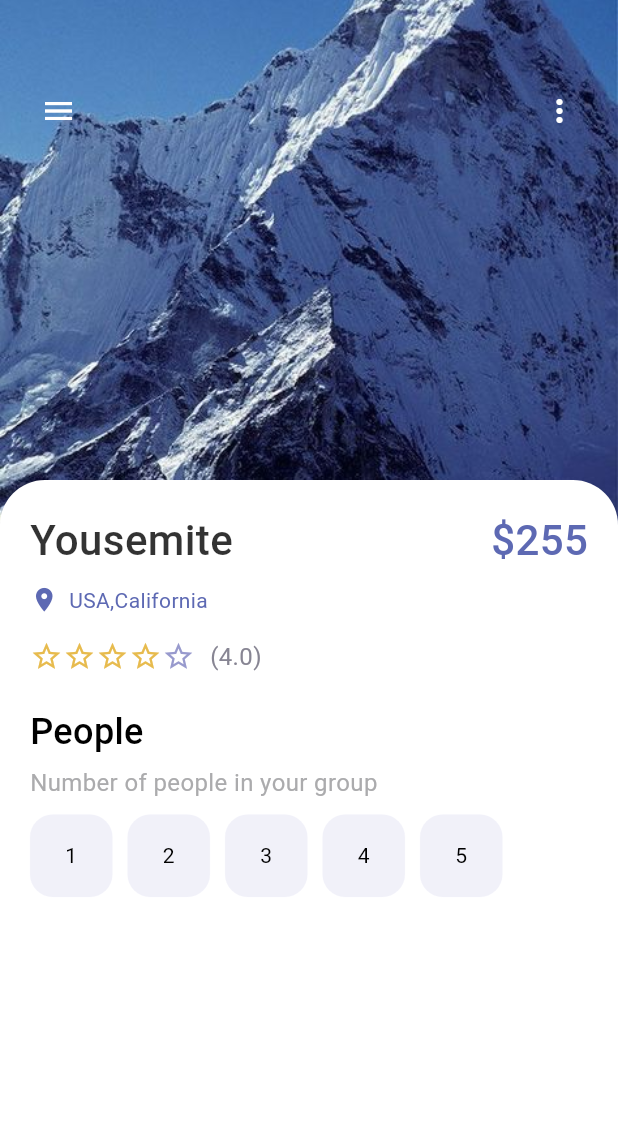
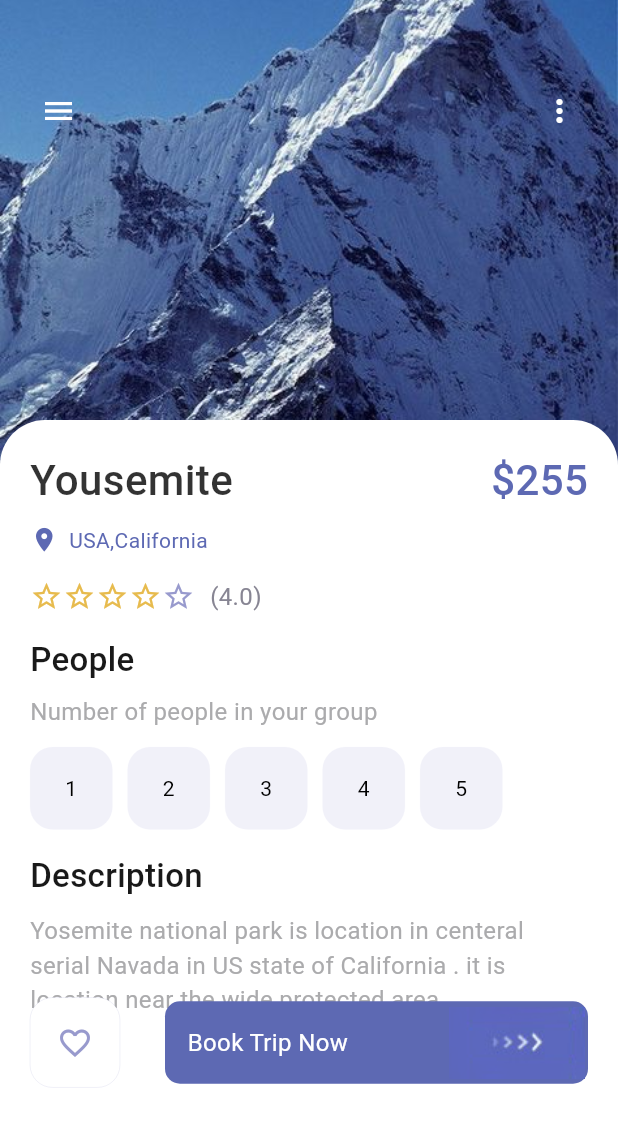
Before and after one commit to Ahmed-mohamed72/Travel-app, a Flutter app: the screen it shows after launch, on a phone screen of 412 x 824 dp. Shown: the top 1127 px of the screen. Run offline on Flutter 3.47's test engine with Material 3 defaults, Android fonts, the phone set to English and light mode, and no system bars.

Commit message:
finish UI app

```diff
--- a/lib/views/detail_view.dart
+++ b/lib/views/detail_view.dart
@@ -3,6 +3,7 @@
 import 'package:travel_app1/widgets/app_buttons.dart';
 import 'package:travel_app1/widgets/app_large_text.dart';
 import 'package:travel_app1/widgets/app_text.dart';
+import 'package:travel_app1/widgets/responsive_button.dart';
 
 class DetailView extends StatefulWidget {
   const DetailView({super.key});
@@ -62,7 +63,7 @@
               ),
             ),
             Positioned(
-              top: 320,
+              top: 280,
               child: Container(
                 padding: const EdgeInsets.only(top: 20, right: 20, left: 20),
                 width: MediaQuery.of(context).size.width,
@@ -128,17 +129,18 @@
                         )
                       ],
                     ),
-                    const SizedBox(height: 22),
-                    const AppLargeText(
+                    const SizedBox(height: 15),
+                    AppLargeText(
                       text: "People",
-                      size: 24,
+                      size: 22,
+                      color: Colors.black.withOpacity(0.9),
                     ),
-                    const SizedBox(height: 5),
+                    const SizedBox(height: 8),
                     AppText(
                       text: "Number of people in your group",
                       color: AppColors.mainTextColor,
                     ),
-                    const SizedBox(height: 10),
+                    const SizedBox(height: 12),
                     Wrap(
                       spacing: 10,
                       children: List.generate(5, (index) {
@@ -163,9 +165,41 @@
                           ),
                         );
                       }),
+                    ),
+                    const SizedBox(height: 15),
+                    AppLargeText(
+                      text: "Description",
+                      color: Colors.black.withOpacity(0.9),
+                      size: 22,
+                    ),
+                    const SizedBox(height: 10),
+                    AppText(
+                      text:
+                          "Yosemite national park is location in centeral serial Navada in US state of California . it is location near the wide protected area",
+                      color: AppColors.mainTextColor,
                     )
                   ],
                 ),
+              ),
+            ),
+            Positioned(
+              top: 665,
+              left: 20,
+              right: 20,
+              child: Row(
+                children: [
+                  AppButtons(
+                      dataColor: AppColors.textColor1,
+                      backgroundColor: Colors.white,
+                      borderColor: AppColors.textColor1,
+                      size: 60,
+                      isIcon: true,
+                      icon: Icons.favorite_outline),
+                  const SizedBox(width: 30),
+                  const ResponsiveButton(
+                    isResponsive: true,
+                  )
+                ],
               ),
             )
           ],
--- a/lib/widgets/responsive_button.dart
+++ b/lib/widgets/responsive_button.dart
@@ -1,26 +1,42 @@
 import 'package:flutter/material.dart';
 import 'package:travel_app1/misc/colors.dart';
+import 'package:travel_app1/widgets/app_text.dart';
 
 class ResponsiveButton extends StatelessWidget {
   final double width;
   final bool isResponsive;
   const ResponsiveButton(
-      {super.key, required this.width, this.isResponsive = false});
+      {super.key, this.width = 105, this.isResponsive = false});
 
   @override
   Widget build(BuildContext context) {
-    return Container(
-      width: width,
+    return Flexible(
+      child: Container(
+        width: isResponsive == true ? double.maxFinite : width,
         height: 55,
         decoration: BoxDecoration(
           borderRadius: BorderRadius.circular(10),
           color: AppColors.mainColor,
         ),
         child: Row(
-        mainAxisAlignment: MainAxisAlignment.center,
+          mainAxisAlignment: isResponsive == true
+              ? MainAxisAlignment.spaceBetween
+              : MainAxisAlignment.center,
           children: [
-          Image.asset("assets/img/button-one.png"),
+            isResponsive == true
+                ? Container(
+                    margin: const EdgeInsets.only(left: 15),
+                    child: const AppText(
+                      text: "Book Trip Now",
+                      color: Colors.white,
+                    ),
+                  )
+                : Container(),
+            Container(
+                margin: const EdgeInsets.only(right: 1.9),
+                child: Image.asset("assets/img/button-one.png")),
           ],
+        ),
       ),
     );
   }
```
Lines whose indentation alone changed are shown as unchanged.
